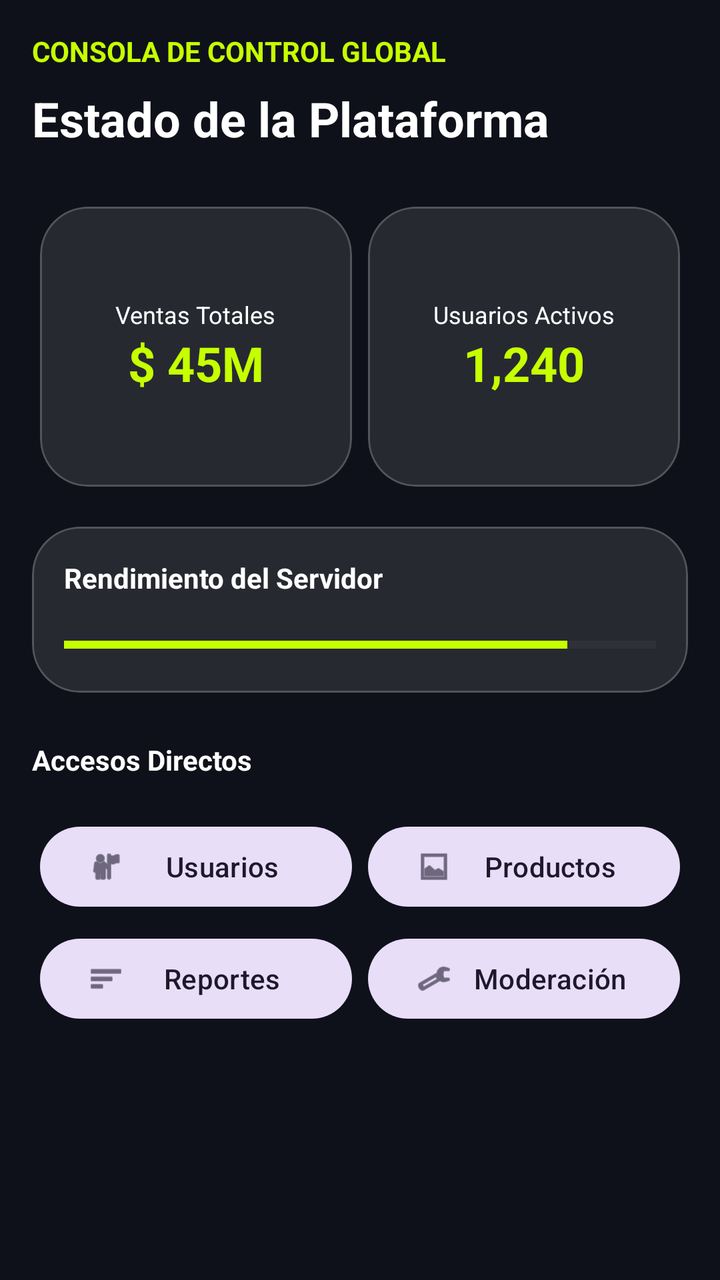
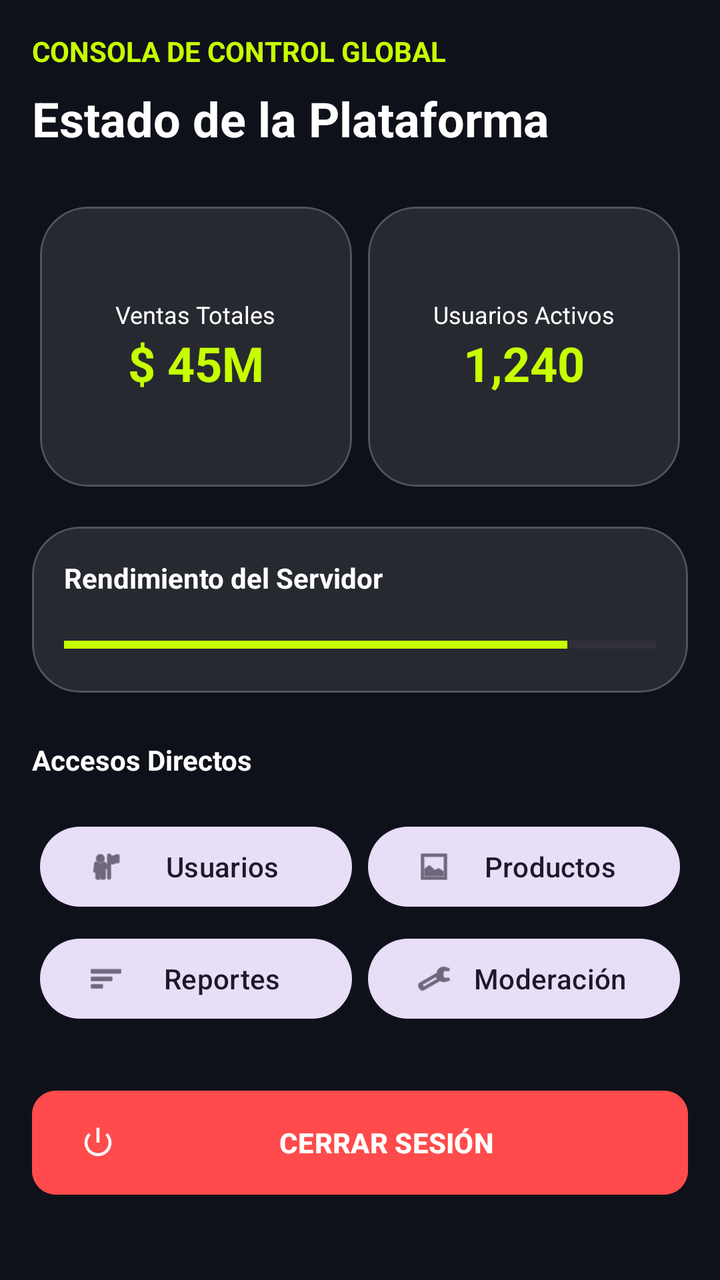

Screens rendered from an Android XML layout before and after an edit, with the pre-edit source and the edit as a unified diff.
<!-- AndroidManifest.xml: application theme Theme.VoltCore -->
<!-- res/layout/fragment_admin_dashboard.xml -->
<?xml version="1.0" encoding="utf-8"?>
<androidx.core.widget.NestedScrollView xmlns:android="http://schemas.android.com/apk/res/android"
    xmlns:app="http://schemas.android.com/apk/res-auto"
    android:layout_width="match_parent"
    android:layout_height="match_parent"
    android:background="@color/volt_background">

    <LinearLayout
        android:layout_width="match_parent"
        android:layout_height="wrap_content"
        android:orientation="vertical"
        android:padding="@dimen/margin_standard">

        <TextView
            android:layout_width="wrap_content"
            android:layout_height="wrap_content"
            android:layout_marginBottom="8dp"
            android:text="CONSOLA DE CONTROL GLOBAL"
            android:textColor="@color/volt_primary"
            android:textSize="14sp"
            android:textStyle="bold" />

        <TextView
            android:layout_width="wrap_content"
            android:layout_height="wrap_content"
            android:layout_marginBottom="24dp"
            android:text="Estado de la Plataforma"
            android:textColor="@color/white"
            android:textSize="24sp"
            android:textStyle="bold" />

        <GridLayout
            android:layout_width="match_parent"
            android:layout_height="wrap_content"
            android:columnCount="2"
            android:rowCount="2">

            <com.google.android.material.card.MaterialCardView
                style="@style/Widget.VoltCore.Card"
                android:layout_width="0dp"
                android:layout_height="140dp"
                android:layout_columnWeight="1"
                android:layout_margin="4dp">
                <LinearLayout
                    android:layout_width="match_parent"
                    android:layout_height="match_parent"
                    android:gravity="center"
                    android:orientation="vertical"
                    android:padding="8dp">
                    <TextView
                        android:layout_width="wrap_content"
                        android:layout_height="wrap_content"
                        android:text="Ventas Totales"
                        android:textColor="@color/white"
                        android:textSize="12sp" />
                    <TextView
                        android:layout_width="wrap_content"
                        android:layout_height="wrap_content"
                        android:text="$ 45M"
                        android:textColor="@color/volt_primary"
                        android:textSize="24sp"
                        android:textStyle="bold" />
                </LinearLayout>
            </com.google.android.material.card.MaterialCardView>

            <com.google.android.material.card.MaterialCardView
                style="@style/Widget.VoltCore.Card"
                android:layout_width="0dp"
                android:layout_height="140dp"
                android:layout_columnWeight="1"
                android:layout_margin="4dp">
                <LinearLayout
                    android:layout_width="match_parent"
                    android:layout_height="match_parent"
                    android:gravity="center"
                    android:orientation="vertical"
                    android:padding="8dp">
                    <TextView
                        android:layout_width="wrap_content"
                        android:layout_height="wrap_content"
                        android:text="Usuarios Activos"
                        android:textColor="@color/white"
                        android:textSize="12sp" />
                    <TextView
                        android:layout_width="wrap_content"
                        android:layout_height="wrap_content"
                        android:text="1,240"
                        android:textColor="@color/volt_primary"
                        android:textSize="24sp"
                        android:textStyle="bold" />
                </LinearLayout>
            </com.google.android.material.card.MaterialCardView>

        </GridLayout>

        <com.google.android.material.card.MaterialCardView
            style="@style/Widget.VoltCore.Card"
            android:layout_width="match_parent"
            android:layout_height="wrap_content"
            android:layout_marginTop="16dp">
            <LinearLayout
                android:layout_width="match_parent"
                android:layout_height="wrap_content"
                android:orientation="vertical"
                android:padding="16dp">
                <TextView
                    android:layout_width="wrap_content"
                    android:layout_height="wrap_content"
                    android:text="Rendimiento del Servidor"
                    android:textColor="@color/white"
                    android:textStyle="bold" />
                <ProgressBar
                    style="@style/Widget.AppCompat.ProgressBar.Horizontal"
                    android:layout_width="match_parent"
                    android:layout_height="wrap_content"
                    android:layout_marginTop="16dp"
                    android:progress="85"
                    android:progressTint="@color/volt_primary" />
            </LinearLayout>
        </com.google.android.material.card.MaterialCardView>

        <TextView
            android:layout_width="wrap_content"
            android:layout_height="wrap_content"
            android:layout_marginTop="24dp"
            android:layout_marginBottom="16dp"
            android:text="@string/admin_shortcuts"
            android:textColor="@color/white"
            android:textStyle="bold" />

        <GridLayout
            android:layout_width="match_parent"
            android:layout_height="wrap_content"
            android:columnCount="2">

            <com.google.android.material.button.MaterialButton
                android:id="@+id/btnManageUsers"
                style="@style/Widget.Material3.Button.TonalButton"
                android:layout_width="0dp"
                android:layout_height="wrap_content"
                android:layout_columnWeight="1"
                android:layout_margin="4dp"
                android:text="@string/users"
                app:icon="@android:drawable/ic_menu_myplaces" />

            <com.google.android.material.button.MaterialButton
                android:id="@+id/btnManageProducts"
                style="@style/Widget.Material3.Button.TonalButton"
                android:layout_width="0dp"
                android:layout_height="wrap_content"
                android:layout_columnWeight="1"
                android:layout_margin="4dp"
                android:text="@string/products"
                app:icon="@android:drawable/ic_menu_gallery" />

            <com.google.android.material.button.MaterialButton
                android:id="@+id/btnViewReports"
                style="@style/Widget.Material3.Button.TonalButton"
                android:layout_width="0dp"
                android:layout_height="wrap_content"
                android:layout_columnWeight="1"
                android:layout_margin="4dp"
                android:text="@string/reports"
                app:icon="@android:drawable/ic_menu_sort_by_size" />

            <com.google.android.material.button.MaterialButton
                android:id="@+id/btnModeration"
                style="@style/Widget.Material3.Button.TonalButton"
                android:layout_width="0dp"
                android:layout_height="wrap_content"
                android:layout_columnWeight="1"
                android:layout_margin="4dp"
                android:text="@string/moderation"
                app:icon="@android:drawable/ic_menu_manage" />

        </GridLayout>

    </LinearLayout>
</androidx.core.widget.NestedScrollView>
<!-- resources referenced by this layout -->
<resources>
  <color name="volt_background">#0F111A</color>
  <color name="volt_primary">#C6FF00</color>
  <color name="white">#FFFFFFFF</color>
  <dimen name="margin_standard">16dp</dimen>
  <string name="admin_shortcuts">Accesos Directos</string>
  <string name="moderation">Moderación</string>
  <string name="products">Productos</string>
  <string name="reports">Reportes</string>
  <string name="users">Usuarios</string>
  <style name="Widget.VoltCore.Card" parent="Widget.Material3.CardView.Filled">
          <item name="cardCornerRadius">24dp</item>
          <item name="cardBackgroundColor">@color/glass_surface</item>
          <item name="strokeColor">@color/glass_stroke</item>
          <item name="strokeWidth">1dp</item>
      </style>
  <style name="Theme.VoltCore" parent="Base.Theme.VoltCore" />
  <color name="glass_surface">#1AFFFFFF</color>
  <color name="glass_stroke">#33FFFFFF</color>
  <style name="Base.Theme.VoltCore" parent="Theme.Material3.DayNight.NoActionBar">
          
          <item name="colorPrimary">@color/volt_primary</item>
          <item name="android:windowBackground">@color/volt_background</item>
          <item name="colorSurface">@color/glass_surface</item>
          <item name="colorOnSurface">@color/white</item>
      </style>
</resources>

<!-- the commit's change to res/layout/fragment_admin_dashboard.xml (unified diff, before → after) -->
@@ -175,5 +175,18 @@
 
         </GridLayout>
 
+        <com.google.android.material.button.MaterialButton
+            android:id="@+id/btnLogout"
+            android:layout_width="match_parent"
+            android:layout_height="60dp"
+            android:layout_marginTop="24dp"
+            android:text="CERRAR SESIÓN"
+            android:backgroundTint="#FF4B4B"
+            android:textColor="@color/white"
+            android:textStyle="bold"
+            app:cornerRadius="12dp"
+            app:icon="@android:drawable/ic_lock_power_off"
+            app:iconTint="@color/white" />
+
     </LinearLayout>
 </androidx.core.widget.NestedScrollView>
